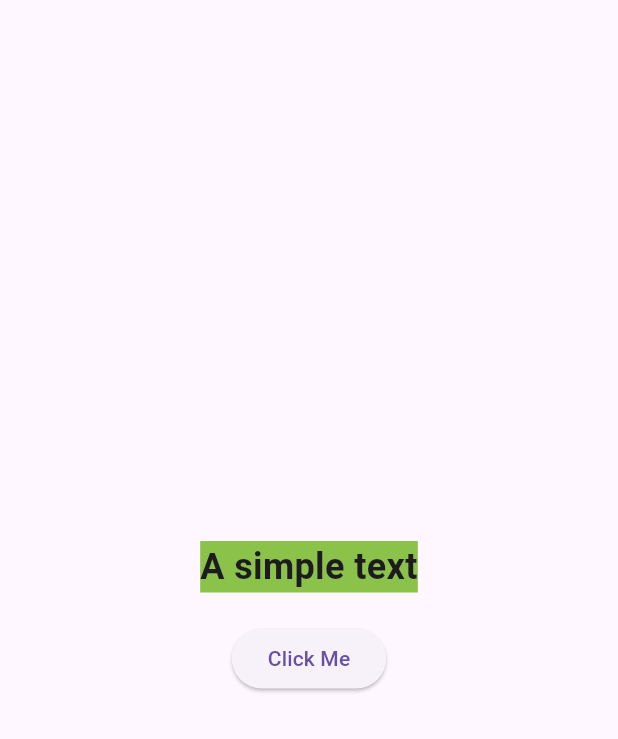
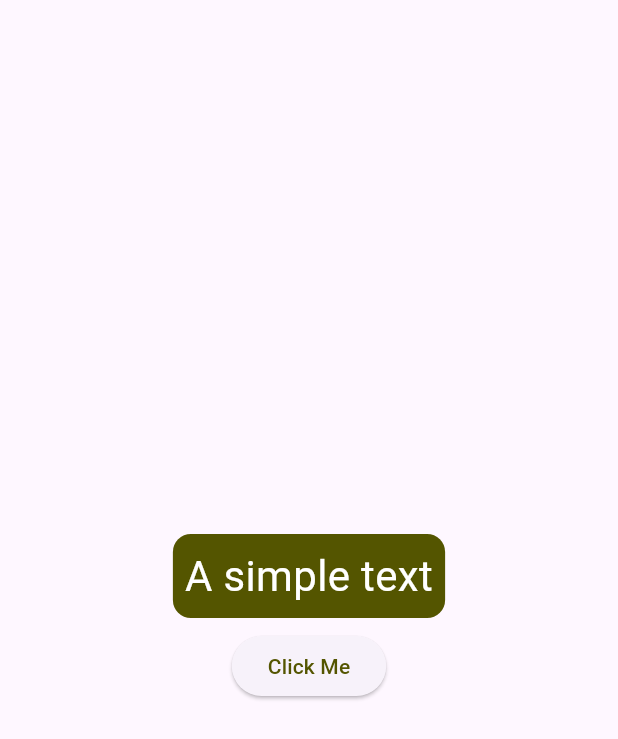
Before and after one commit to d2iv3r/mobile-piscine-1337, a Flutter app: the CentredTextButtonWidget widget shown alone on an empty page, opened directly, on a phone screen of 412 x 824 dp. Shown: the top 739 px of the screen. Run offline on Flutter 3.47's test engine with Material 3 defaults, Android fonts, the phone set to English and light mode, and no system bars; our stand-ins replace geolocator, math_expressions, permission_handler.

Commit message:
some modification in mobileModule00

```diff
--- a/mobileModule00/calculator_app/lib/main.dart
+++ b/mobileModule00/calculator_app/lib/main.dart
@@ -35,7 +35,6 @@ const List<CalculatorButtonData> calculatorButtons = [
   CalculatorButtonData(label: '.', type: ButtonType.action),
   CalculatorButtonData(label: '00', type: ButtonType.number),
   CalculatorButtonData(label: '=', type: ButtonType.equal),
-  CalculatorButtonData(label: '', type: ButtonType.none),
 ];
 
 class DisplayArea extends StatelessWidget {
@@ -183,13 +182,11 @@ class _CalculatorAppState extends State<CalculatorApp> {
   void handleButtonPress(CalculatorButtonData buttonData) {
     switch (buttonData.label) {
       case 'C':
-        debugPrint('Clear last input');
         _inputController.text = _inputController.text.isNotEmpty
             ? _inputController.text.substring(0, _inputController.text.length - 1)
             : '';
         break;
       case 'AC':
-        debugPrint('Clear all inputs');
         _inputController.clear();
         _resultController.clear();
         break;
--- a/mobileModule00/ex00/lib/main.dart
+++ b/mobileModule00/ex00/lib/main.dart
@@ -14,20 +14,32 @@ class CentredTextButtonWidget extends StatelessWidget {
       child: Column(
         mainAxisSize: MainAxisSize.min,
         children: [
-          Text(
-            'A simple text',
-            textAlign: TextAlign.center,
-            style: TextStyle(
-              backgroundColor: Colors.lightGreen,
-              fontSize: 24,
-              fontWeight: FontWeight.bold,),
+          Container(
+            padding: EdgeInsets.all(8),
+            decoration: BoxDecoration(
+              borderRadius: BorderRadius.circular(12),
+              color: Color.fromRGBO(84, 85, 0, 1),
             ),
-          SizedBox(height: 20),
+            child: Text(
+              'A simple text',
+              textAlign: TextAlign.center,
+              style: TextStyle(
+                fontSize: 28,
+                color: Colors.white,
+              ),
+            ),
+          ),
+          SizedBox(height: 8),
           ElevatedButton(
             onPressed: () {
               debugPrint('Button pressed');
             },
-            child: Text('Click Me'),
+            child: Text(
+              'Click Me',
+              style: TextStyle(
+                color: Color.fromRGBO(84, 85, 0, 1),
+              ),
+            ),
           )
         ],
       ),
@@ -43,7 +55,6 @@ class MainApp extends StatelessWidget {
     return const MaterialApp(
       home: Scaffold(
         body: CentredTextButtonWidget()
-
       ),
     );
   }
```
Also changed, not shown: mobileModule00/ex01/lib/main.dart (+21 -10 lines), mobileModule00/ex02/lib/main.dart (+75 -33 lines), mobileModule00/ex00/pubspec.lock, mobileModule00/ex01/pubspec.lock, mobileModule00/ex02/pubspec.lock, 3 other files.
